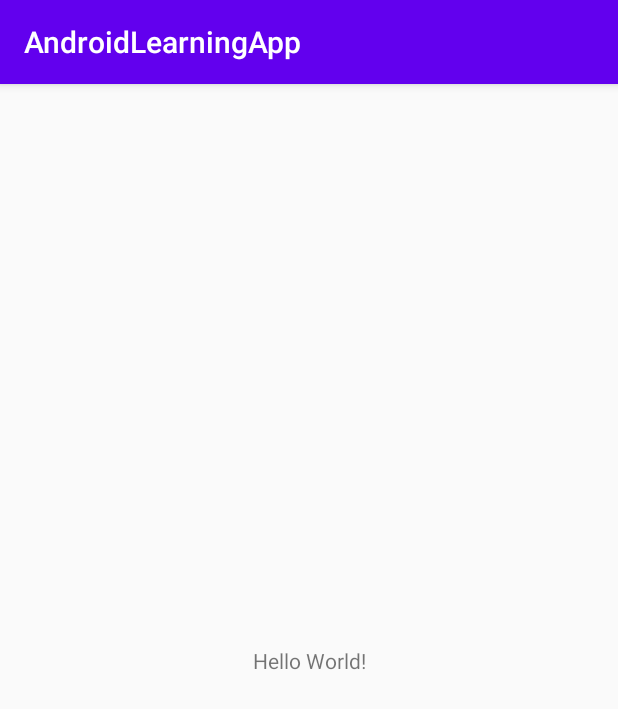
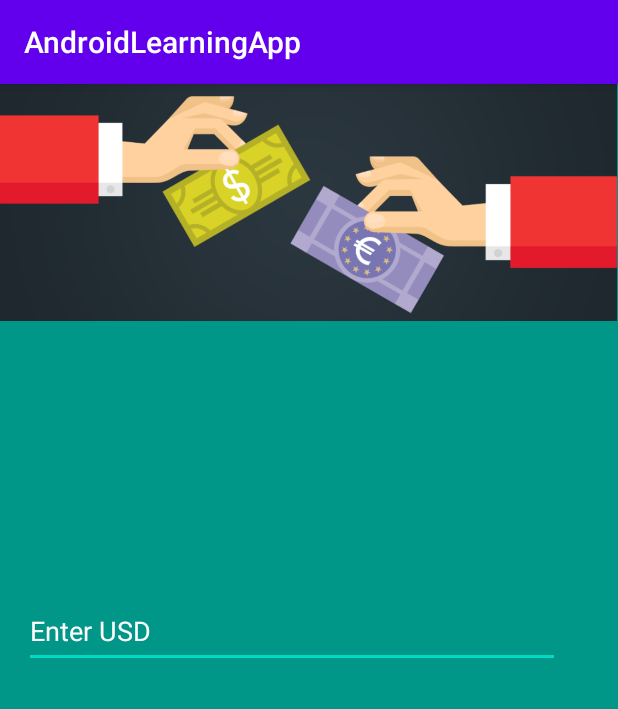
Before and after one commit to loganathan-s/AndroidLearningApp, an Android app: the screen it shows after launch (MainActivity), on a phone screen of 412 x 824 dp. Shown: the top 709 px of the screen. Run offline under Robolectric (Android 15) with nearby library versions, the light colour scheme and no system bars.

Commit message:
Simple USD - Euro Converter

```diff
--- a/app/src/main/java/com/example/androidlearningapp/MainActivity.java
+++ b/app/src/main/java/com/example/androidlearningapp/MainActivity.java
@@ -3,8 +3,18 @@ package com.example.androidlearningapp;
 import androidx.appcompat.app.AppCompatActivity;
 
 import android.os.Bundle;
+import android.view.View;
+import android.widget.EditText;
+import android.widget.Toast;
 
 public class MainActivity extends AppCompatActivity {
+
+    public void convertToEuro(View view) {
+        EditText dollar = (EditText) findViewById(R.id.editText);
+        Double euro = Double.valueOf(String.valueOf(dollar.getText())) * 0.92;
+        dollar.setText("");
+        Toast.makeText(this, String.format("%.2f", euro)+"€",Toast.LENGTH_SHORT).show();
+    }
 
     @Override
     protected void onCreate(Bundle savedInstanceState) {
--- a/app/src/main/res/layout/activity_main.xml
+++ b/app/src/main/res/layout/activity_main.xml
@@ -4,15 +4,70 @@
     xmlns:tools="http://schemas.android.com/tools"
     android:layout_width="match_parent"
     android:layout_height="match_parent"
+    android:background="#009688"
     tools:context=".MainActivity">
 
-    <TextView
+    <ImageView
+        android:id="@+id/imageView3"
+        android:layout_width="411dp"
+        android:layout_height="158dp"
+        android:layout_marginBottom="304dp"
+        android:scaleType="centerCrop"
+        app:layout_constraintBottom_toBottomOf="parent"
+        app:layout_constraintEnd_toEndOf="parent"
+        app:layout_constraintHorizontal_bias="0.0"
+        app:layout_constraintStart_toStartOf="parent"
+        app:layout_constraintTop_toTopOf="parent"
+        app:layout_constraintVertical_bias="0.0"
+        app:srcCompat="@drawable/usd_euro_converter"
+        tools:srcCompat="@drawable/usd_euro_converter" />
+
+    <EditText
+        android:id="@+id/editText"
+        android:layout_width="357dp"
+        android:layout_height="49dp"
+        android:layout_marginStart="16dp"
+        android:layout_marginLeft="16dp"
+        android:layout_marginTop="82dp"
+        android:layout_marginEnd="16dp"
+        android:layout_marginRight="16dp"
+        android:layout_marginBottom="32dp"
+        android:ems="10"
+        android:hint="Enter USD "
+        android:inputType="numberDecimal"
+        android:outlineAmbientShadowColor="@android:color/white"
+        android:shadowColor="@android:color/white"
+        android:textColor="@android:color/white"
+        android:textColorHint="@android:color/white"
+        android:textColorLink="@android:color/white"
+        app:layout_constraintBottom_toBottomOf="parent"
+        app:layout_constraintEnd_toEndOf="parent"
+        app:layout_constraintHorizontal_bias="0.0"
+        app:layout_constraintStart_toStartOf="parent"
+        app:layout_constraintTop_toBottomOf="@+id/imageView3"
+        app:layout_constraintVertical_bias="0.224" />
+
+    <Button
+        android:id="@+id/button"
         android:layout_width="wrap_content"
         android:layout_height="wrap_content"
-        android:text="Hello World!"
+        android:layout_marginStart="157dp"
+        android:layout_marginLeft="157dp"
+        android:layout_marginTop="36dp"
+        android:layout_marginEnd="166dp"
+        android:layout_marginRight="166dp"
+        android:layout_marginBottom="353dp"
+        android:background="@android:color/white"
+        android:onClick="convertToEuro"
+        android:text="Convert"
+        android:textColor="@android:color/black"
+        android:textColorHighlight="@android:color/black"
+        android:textColorHint="@android:color/black"
+        android:textColorLink="@android:color/black"
         app:layout_constraintBottom_toBottomOf="parent"
-        app:layout_constraintLeft_toLeftOf="parent"
-        app:layout_constraintRight_toRightOf="parent"
-        app:layout_constraintTop_toTopOf="parent" />
-
+        app:layout_constraintEnd_toEndOf="parent"
+        app:layout_constraintHorizontal_bias="1.0"
+        app:layout_constraintStart_toStartOf="parent"
+        app:layout_constraintTop_toBottomOf="@+id/editText"
+        app:layout_constraintVertical_bias="0.034" />
 </androidx.constraintlayout.widget.ConstraintLayout>
```
Also changed, not shown: app/src/main/res/drawable-v24/usd_euro_converter.png (added).
